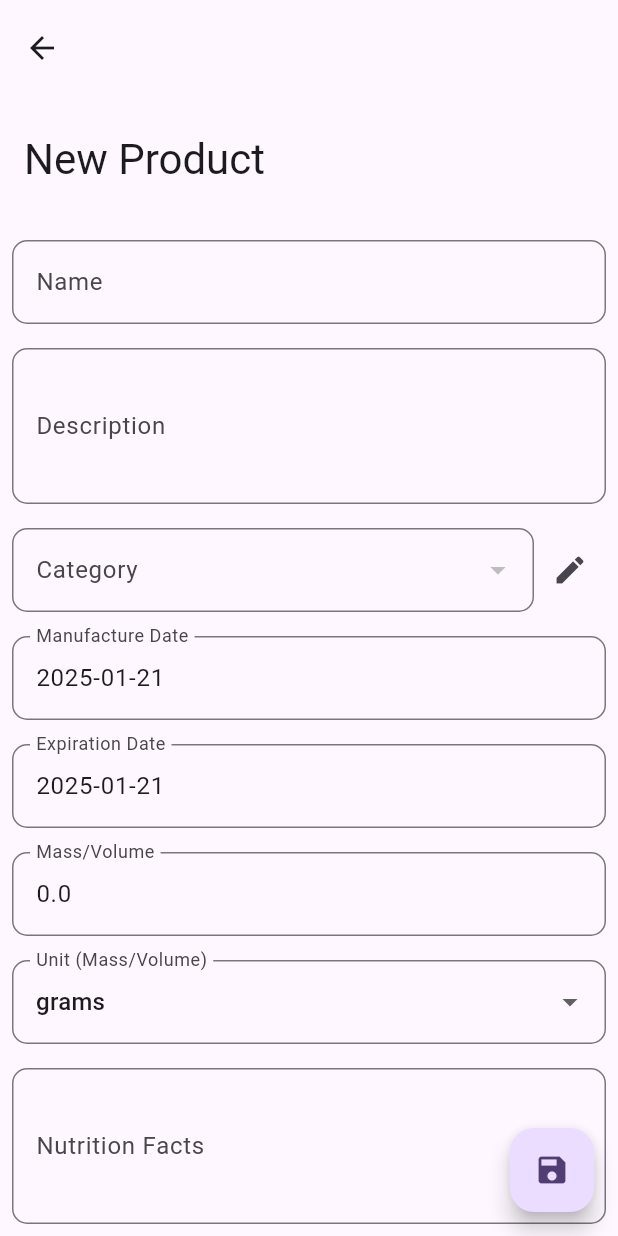
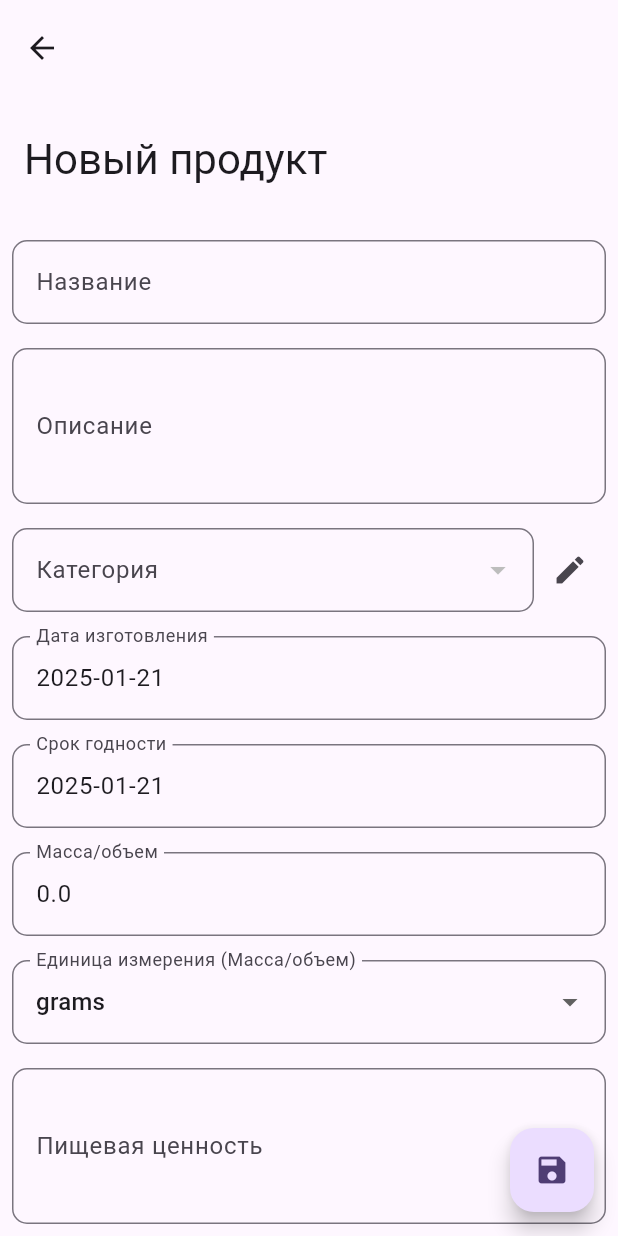
Before and after one commit to batsura-vs/freaky_fridge, a Flutter app: the screen it shows after launch, after a tap on the "add" icon, on a phone screen of 412 x 824 dp. Run offline on Flutter 3.47's test engine with Material 3 defaults, Android fonts, the phone set to English and light mode, and no system bars; our stand-ins replace drift, drift_flutter, flutter_local_notifications, get, qr_flutter, share_plus and 1 more; missing offline and left inert: mobile_scanner; accounts and stored records are empty; generated files the repository leaves out were written again.

Commit message:
РУСИФИКАЦИЯ

```diff
--- a/lib/pages/creation/category.dart
+++ b/lib/pages/creation/category.dart
@@ -12,7 +12,7 @@ class CategoryPage extends StatelessWidget {
   Widget build(BuildContext context) {
     return Scaffold(
       appBar: AppBar(
-        title: const Text('New Category'),
+        title: const Text('Новая категория'),
       ),
       body: Padding(
         padding: const EdgeInsets.all(16.0),
@@ -22,7 +22,7 @@ class CategoryPage extends StatelessWidget {
               padding: const EdgeInsets.symmetric(vertical: 16.0),
               child: TextFormField(
                 decoration: const InputDecoration(
-                  labelText: 'Category Name',
+                  labelText: 'Имя категории',
                   border: OutlineInputBorder(),
                 ),
                 onChanged: (value) => controller.updateCategoryName(value),
@@ -33,7 +33,7 @@ class CategoryPage extends StatelessWidget {
         ),
       ),
       floatingActionButton: FloatingActionButton.extended(
-        label: const Text('Save'),
+        label: const Text('Сохранить'),
         icon: const Icon(Icons.save),
         onPressed: () async {
           await ProductDatabase.instance.insertCategory(
--- a/lib/pages/creation/product.dart
+++ b/lib/pages/creation/product.dart
@@ -27,7 +27,7 @@ class ProductPage extends StatelessWidget {
               onPressed: () => Get.back(),
             ),
             title: Text(
-              controller.id.value == -1 ? "New Product" : "Edit Product",
+              controller.id.value == -1 ? "Новый продукт" : "Редактировать продукт",
             ),
             actions: <Widget>[
               if (controller.id.value != -1)
@@ -55,7 +55,7 @@ class ProductPage extends StatelessWidget {
                       () => TextFormField(
                         initialValue: controller.name.value,
                         decoration: InputDecoration(
-                          labelText: 'Name',
+                          labelText: 'Название',
                           border: OutlineInputBorder(
                             borderRadius: BorderRadius.circular(10.0),
                           ),
@@ -72,7 +72,7 @@ class ProductPage extends StatelessWidget {
                         minLines: 3,
                         maxLines: 5,
                         decoration: InputDecoration(
-                          labelText: 'Description',
+                          labelText: 'Описание',
                           border: OutlineInputBorder(
                             borderRadius: BorderRadius.circular(10.0),
                           ),
@@ -99,7 +99,7 @@ class ProductPage extends StatelessWidget {
                                 child: DropdownButtonFormField<int>(
                                   value: controller.category,
                                   decoration: InputDecoration(
-                                    labelText: 'Category',
+                                    labelText: 'Категория',
                                     border: OutlineInputBorder(
                                       borderRadius: BorderRadius.circular(10.0),
                                     ),
@@ -132,7 +132,7 @@ class ProductPage extends StatelessWidget {
                     child: Obx(
                       () => TextFormField(
                         decoration: InputDecoration(
-                          labelText: 'Manufacture Date',
+                          labelText: 'Дата изготовления',
                           border: OutlineInputBorder(
                             borderRadius: BorderRadius.circular(10.0),
                           ),
@@ -161,7 +161,7 @@ class ProductPage extends StatelessWidget {
                     child: Obx(
                       () => TextFormField(
                         decoration: InputDecoration(
-                          labelText: 'Expiration Date',
+                          labelText: 'Срок годности',
                           border: OutlineInputBorder(
                             borderRadius: BorderRadius.circular(10.0),
                           ),
@@ -191,7 +191,7 @@ class ProductPage extends StatelessWidget {
                       () => TextFormField(
                         initialValue: controller.massVolume.value.toString(),
                         decoration: InputDecoration(
-                          labelText: 'Mass/Volume',
+                          labelText: 'Масса/объем',
                           border: OutlineInputBorder(
                             borderRadius: BorderRadius.circular(10.0),
                           ),
@@ -209,7 +209,7 @@ class ProductPage extends StatelessWidget {
                       () => DropdownButtonFormField<Unit>(
                         value: controller.massVolumeUnit,
                         decoration: InputDecoration(
-                          labelText: 'Unit (Mass/Volume)',
+                          labelText: 'Единица измерения (Масса/объем)',
                           border: OutlineInputBorder(
                             borderRadius: BorderRadius.circular(10.0),
                           ),
@@ -236,7 +236,7 @@ class ProductPage extends StatelessWidget {
                         minLines: 3,
                         maxLines: 5,
                         decoration: InputDecoration(
-                          labelText: 'Nutrition Facts',
+                          labelText: 'Пищевая ценность',
                           border: OutlineInputBorder(
                             borderRadius: BorderRadius.circular(10.0),
                           ),
--- a/lib/pages/products.dart
+++ b/lib/pages/products.dart
@@ -28,7 +28,7 @@ class ProductsPage extends StatelessWidget {
               builder: (context, controller) => SearchBar(
                 elevation: const WidgetStatePropertyAll(0),
                 leading: const Icon(Icons.search),
-                hintText: "Search",
+                hintText: "Поиск",
                 controller: controller,
                 onTap: () => controller.openView(),
                 onSubmitted: (value) {
@@ -102,13 +102,13 @@ class ProductsPage extends StatelessWidget {
                               crossAxisAlignment: CrossAxisAlignment.start,
                               children: [
                                 Text(
-                                  'Manufactured: ${DateFormat('yyyy-MM-dd').format(filteredProducts[index].manufactureDate)}',
+                                  'Изготовлен: ${DateFormat('yyyy-MM-dd').format(filteredProducts[index].manufactureDate)}',
                                 ),
                                 Text(
-                                  'Expires: ${DateFormat('yyyy-MM-dd').format(filteredProducts[index].expirationDate)}',
+                                  'Истекает: ${DateFormat('yyyy-MM-dd').format(filteredProducts[index].expirationDate)}',
                                 ),
                                 Text(
-                                  'Mass/Volume: ${filteredProducts[index].massVolume} ${filteredProducts[index].unit}',
+                                  'Масса/объем: ${filteredProducts[index].massVolume} ${filteredProducts[index].unit}',
                                 ),
                               ],
                             ),
@@ -128,13 +128,13 @@ class ProductsPage extends StatelessWidget {
                                         CrossAxisAlignment.start,
                                     children: [
                                       Text(
-                                          'Nutrition Facts: ${filteredProducts[index].nutritionFacts}'),
+                                          'Пищевая ценность: ${filteredProducts[index].nutritionFacts}'),
                                     ],
                                   ),
                                   actions: [
                                     TextButton(
                                       onPressed: () => Navigator.pop(context),
-                                      child: const Text('Close'),
+                                      child: const Text('Закрыть'),
                                     ),
                                   ],
                                 ),
@@ -153,7 +153,7 @@ class ProductsPage extends StatelessWidget {
                       );
                     })
                   : const Center(
-                      child: Text("No products, yet. Please add some."))
+                      child: Text("Продуктов пока нет. Пожалуйста, добавьте что-нибудь."))
               : const Center(child: CircularProgressIndicator()),
         ),
       ),
--- a/lib/pages/qr/qr_product.dart
+++ b/lib/pages/qr/qr_product.dart
@@ -67,7 +67,7 @@ class QrProductWidget extends StatelessWidget {
                 if (data == null) {
                   Get.showSnackbar(
                     const GetSnackBar(
-                      message: 'Failed to generate QR code',
+                      message: 'Не удалось сгенерировать QR-код',
                     ),
                   );
                   return;
--- a/lib/pages/qr/qr_scanner.dart
+++ b/lib/pages/qr/qr_scanner.dart
@@ -30,7 +30,7 @@ class _BarcodeScannerSimpleState extends State<BarcodeScannerSimple> {
         if (catId == -1) {
           catId = await ProductDatabase.instance.insertCategory(
             CategoryCompanion.insert(
-              name: prType ?? "Default",
+              name: prType ?? "По умолчанию",
             ),
           );
         }
@@ -49,7 +49,7 @@ class _BarcodeScannerSimpleState extends State<BarcodeScannerSimple> {
           ),
         );
       } catch (e) {
-        debugPrint('Failed to decode QR code: $e');
+        debugPrint('Не удалось сгенерировать QR-код: $e');
         return;
       }
     }
@@ -58,7 +58,7 @@ class _BarcodeScannerSimpleState extends State<BarcodeScannerSimple> {
   @override
   Widget build(BuildContext context) {
     return Scaffold(
-      appBar: AppBar(title: const Text('Simple scanner')),
+      appBar: AppBar(title: const Text('Сканер QR-кодов')),
       backgroundColor: Colors.black,
       body: MobileScanner(
         onDetect: _handleBarcode,
--- a/lib/services/expiration_service.dart
+++ b/lib/services/expiration_service.dart
@@ -12,7 +12,7 @@ class ExpirationService extends GetxService {
       const AndroidNotificationDetails(
     'PRODUCTS',
     'EXPIRATION',
-    channelDescription: 'Notifications about product expiration',
+    channelDescription: 'Уведомления об истечении срока годности продукта',
     playSound: true,
     importance: Importance.max,
     priority: Priority.high,
@@ -38,7 +38,7 @@ class ExpirationService extends GetxService {
       NotificationResponse notificationResponse) async {
     final String? payload = notificationResponse.payload;
     if (notificationResponse.payload != null) {
-      debugPrint('notification payload: $payload');
+      debugPrint('полезная нагрузка уведомления: $payload');
     }
   }
 
```
Also changed, not shown: lib/pages/category_list.dart (+11 -11 lines), lib/pages/stats.dart (+5 -5 lines), lib/pages/wish_list.dart (+6 -6 lines).
